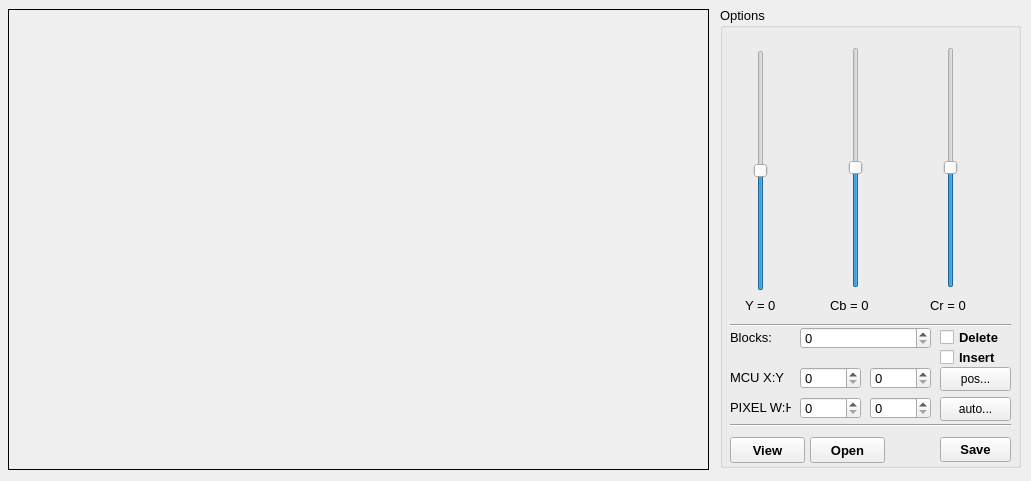
The window that GUI/Widget/Edit_Image.ui (VQD-BSV-Official/RecoveryJpeg) describes before a commit, drawn with Qt 5.
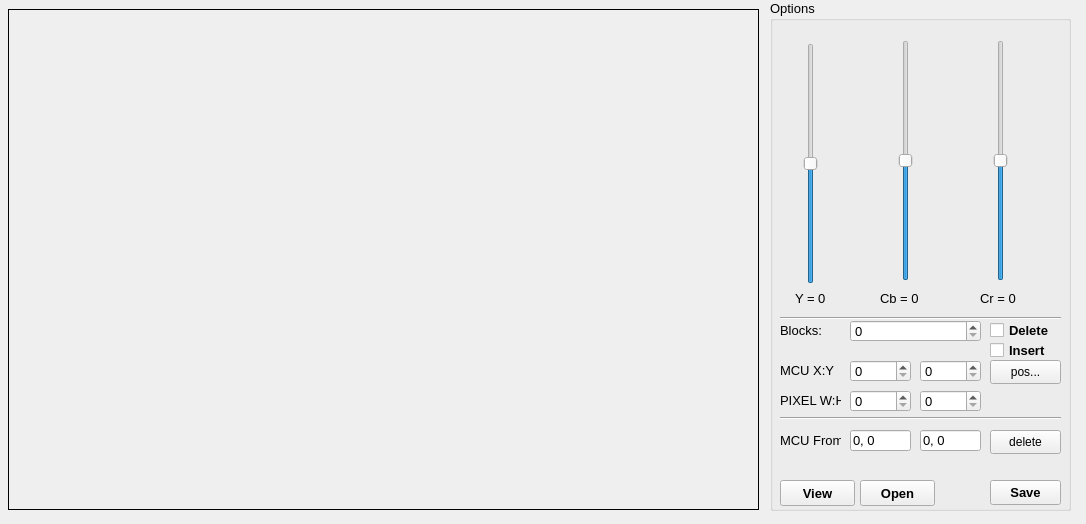
The same window after the commit. Icons and pictures are not drawn.

The edit to the form file:
```diff
--- a/GUI/Widget/Edit_Image.ui
+++ b/GUI/Widget/Edit_Image.ui
@@ -6,8 +6,8 @@
    <rect>
     <x>0</x>
     <y>0</y>
-    <width>1031</width>
-    <height>481</height>
+    <width>1086</width>
+    <height>524</height>
    </rect>
   </property>
   <property name="windowTitle">
@@ -22,8 +22,8 @@
     <rect>
      <x>8</x>
      <y>9</y>
-     <width>701</width>
-     <height>461</height>
+     <width>751</width>
+     <height>501</height>
     </rect>
    </property>
    <property name="cursor">
@@ -42,10 +42,10 @@
   <widget class="QGroupBox" name="groupBox">
    <property name="geometry">
     <rect>
-     <x>720</x>
-     <y>7</y>
+     <x>770</x>
+     <y>0</y>
      <width>301</width>
-     <height>461</height>
+     <height>511</height>
     </rect>
    </property>
    <property name="font">
@@ -345,7 +345,7 @@
     <property name="geometry">
      <rect>
       <x>220</x>
-      <y>430</y>
+      <y>480</y>
       <width>71</width>
       <height>25</height>
      </rect>
@@ -364,7 +364,7 @@
     <property name="geometry">
      <rect>
       <x>90</x>
-      <y>430</y>
+      <y>480</y>
       <width>75</width>
       <height>26</height>
      </rect>
@@ -383,7 +383,7 @@
     <property name="geometry">
      <rect>
       <x>10</x>
-      <y>430</y>
+      <y>480</y>
       <width>75</width>
       <height>26</height>
      </rect>
@@ -459,7 +459,7 @@
     <property name="geometry">
      <rect>
       <x>220</x>
-      <y>390</y>
+      <y>430</y>
       <width>71</width>
       <height>24</height>
      </rect>
@@ -470,7 +470,46 @@
      </font>
     </property>
     <property name="text">
-     <string>auto...</string>
+     <string>delete</string>
+    </property>
+   </widget>
+   <widget class="QLineEdit" name="lineEdit_3">
+    <property name="geometry">
+     <rect>
+      <x>80</x>
+      <y>430</y>
+      <width>61</width>
+      <height>21</height>
+     </rect>
+    </property>
+    <property name="text">
+     <string>0, 0</string>
+    </property>
+   </widget>
+   <widget class="QLineEdit" name="lineEdit_4">
+    <property name="geometry">
+     <rect>
+      <x>150</x>
+      <y>430</y>
+      <width>61</width>
+      <height>21</height>
+     </rect>
+    </property>
+    <property name="text">
+     <string>0, 0</string>
+    </property>
+   </widget>
+   <widget class="QLabel" name="l_mcu_2">
+    <property name="geometry">
+     <rect>
+      <x>10</x>
+      <y>430</y>
+      <width>61</width>
+      <height>20</height>
+     </rect>
+    </property>
+    <property name="text">
+     <string>MCU From</string>
     </property>
    </widget>
   </widget>
```
